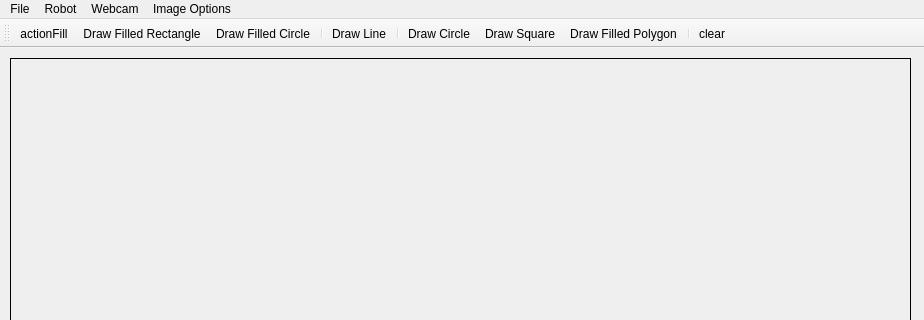
dongbu/painterRHIT, file BobRoss/Sketchpad.ui: the form before one commit; both pictures show x 0 to 924 and y 0 to 320 of the 924 by 857 pixel window.
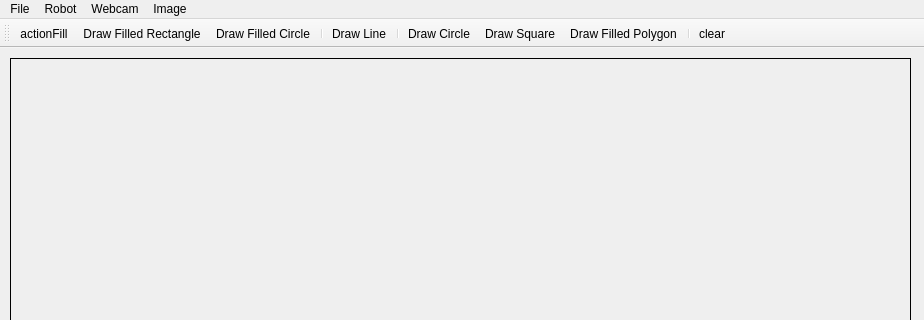
The form after the commit. Icons and pictures are not drawn.

Commit message: +Created Image tab && associated pop-ups. -Killed the intro window. -"New" will crash the program, atm.

What changed in the file:
```diff
--- a/BobRoss/Sketchpad.ui
+++ b/BobRoss/Sketchpad.ui
@@ -72,9 +72,9 @@
     <addaction name="actionSwitch"/>
     <addaction name="actionJudge"/>
    </widget>
-   <widget class="QMenu" name="menuImage_Options">
+   <widget class="QMenu" name="menuImage">
     <property name="title">
-     <string>Image Options</string>
+     <string>Image</string>
     </property>
     <addaction name="actionChange_Add_Kmean"/>
     <addaction name="actionChange_Add_Canny"/>
@@ -82,7 +82,7 @@
    <addaction name="menuFile"/>
    <addaction name="menuRobot"/>
    <addaction name="menuWebcam"/>
-   <addaction name="menuImage_Options"/>
+   <addaction name="menuImage"/>
   </widget>
   <widget class="QStatusBar" name="statusbar"/>
   <widget class="QToolBar" name="toolBar_2">
```
Left out of the diff: 5 changed lines with no effect on the pictures. The commit also changes 17 other files.
